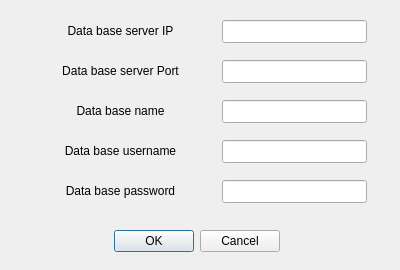
This is widgets/ui/Form/OnlineDatabaseSetting.ui in zhailei-scu/TRTimeRecord as Qt 5 draws it before an edit. The edited form follows.
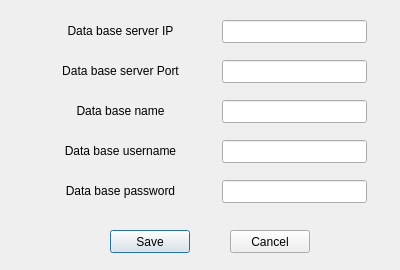
This is the edited form.

The edit to the form file:
```diff
--- a/widgets/ui/Form/OnlineDatabaseSetting.ui
+++ b/widgets/ui/Form/OnlineDatabaseSetting.ui
@@ -143,26 +143,30 @@
     </rect>
    </property>
   </widget>
-  <widget class="QDialogButtonBox" name="buttonBox">
+  <widget class="QPushButton" name="pushButton_Save">
    <property name="geometry">
     <rect>
-     <x>114</x>
+     <x>110</x>
      <y>230</y>
-     <width>166</width>
+     <width>80</width>
      <height>23</height>
     </rect>
    </property>
-   <property name="locale">
-    <locale language="English" country="UnitedStates"/>
+   <property name="text">
+    <string>Save</string>
    </property>
-   <property name="orientation">
-    <enum>Qt::Horizontal</enum>
+  </widget>
+  <widget class="QPushButton" name="pushButton_Cancel">
+   <property name="geometry">
+    <rect>
+     <x>230</x>
+     <y>230</y>
+     <width>80</width>
+     <height>23</height>
+    </rect>
    </property>
-   <property name="standardButtons">
-    <set>QDialogButtonBox::Cancel|QDialogButtonBox::Ok</set>
-   </property>
-   <property name="centerButtons">
-    <bool>false</bool>
+   <property name="text">
+    <string>Cancel</string>
    </property>
   </widget>
  </widget>
```
